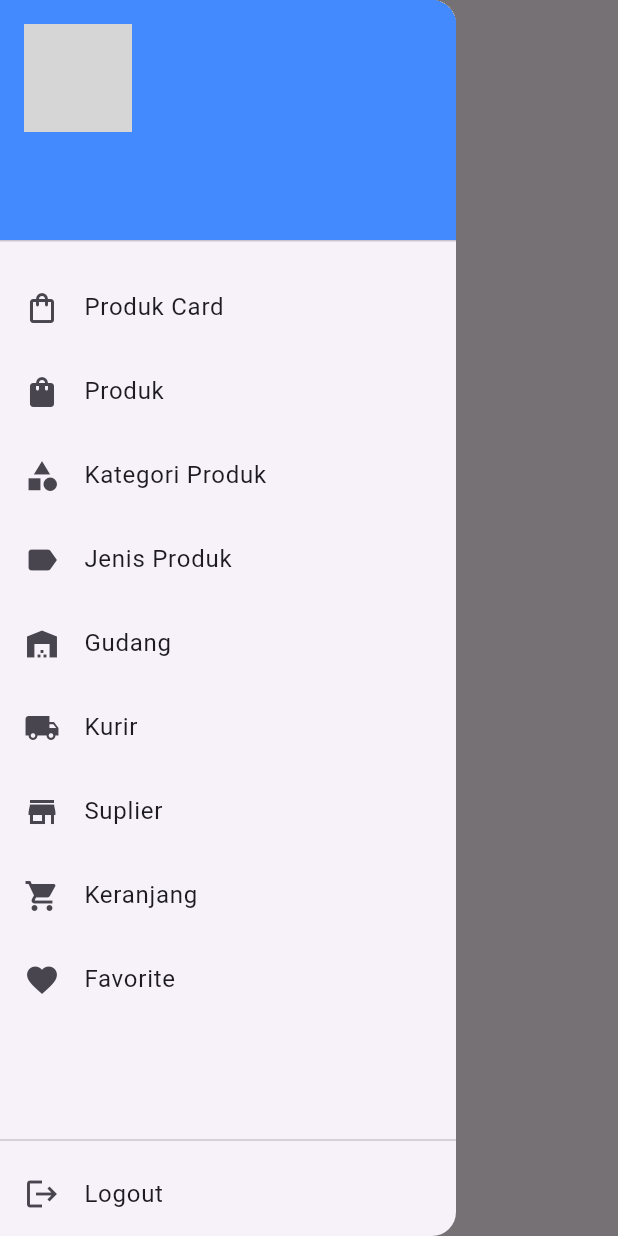
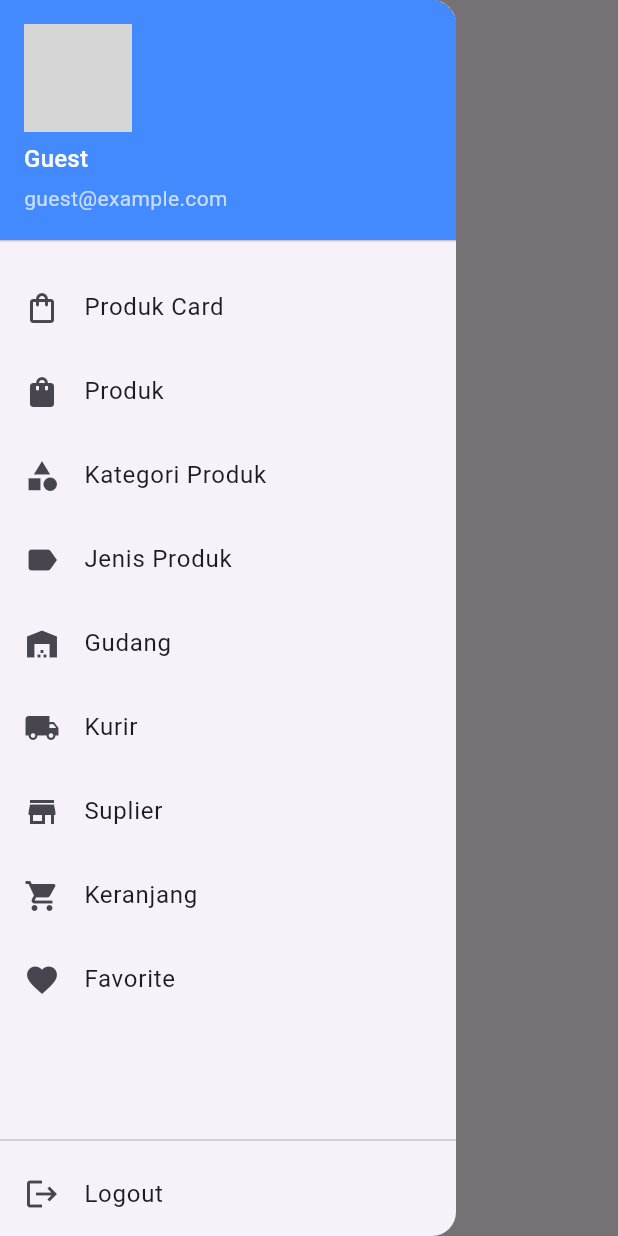
Before and after one commit to Boim274/belajar_clean_arsitectur, a Flutter app: the FavoritePages screen opened by its route, with the side drawer open, on a phone screen of 412 x 824 dp. Run offline on Flutter 3.47's test engine with Material 3 defaults, Android fonts, the phone set to English and light mode, and no system bars; our stand-ins replace bloc, cloud_firestore, dartz, equatable, firebase_auth, firebase_core and 5 more; accounts and stored records are empty; network calls fail; statements that could not run were skipped; grey boxes are pictures that could not be loaded.

```diff
--- a/lib/core/components/custom-drawer.dart
+++ b/lib/core/components/custom-drawer.dart
@@ -1,14 +1,16 @@
+import 'package:belajar_clean_arsitectur/my_injection.dart';
 import 'package:firebase_auth/firebase_auth.dart';
 import 'package:flutter/material.dart';
 import 'package:go_router/go_router.dart';
+import 'package:hive/hive.dart';
 
 class CustomDrawer extends StatelessWidget {
   const CustomDrawer({super.key});
 
   @override
   Widget build(BuildContext context) {
-    final User? user =
-        FirebaseAuth.instance.currentUser; // 👉 ambil user yang login
+    final user = myinjection<Box>();
+
 
     return Drawer(
       child: Column(
@@ -27,14 +29,14 @@ class CustomDrawer extends StatelessWidget {
             ),
             accountName: Text(
               // 'Ibrahim-data-dumy',
-              user?.displayName ?? 'Guest',
+              user.get('name') ?? 'Guest',
               style: Theme.of(context)
                   .textTheme
                   .titleMedium
                   ?.copyWith(color: Colors.white),
             ),
             accountEmail: Text(
-              user?.email ?? 'guest@example.com',
+              user.get('email') ?? 'guest@example.com',
               style: Theme.of(context)
                   .textTheme
                   .bodyMedium
@@ -45,7 +47,7 @@ class CustomDrawer extends StatelessWidget {
             child: ListView(
               padding: const EdgeInsets.symmetric(vertical: 8),
               children: [
-                 _buildDrawerItem(
+                _buildDrawerItem(
                   context,
                   icon: Icons.shopping_bag_outlined,
                   text: 'Produk Card',
--- a/lib/core/routes/routes.dart
+++ b/lib/core/routes/routes.dart
@@ -1,6 +1,6 @@
-import 'package:belajar_clean_arsitectur/features/Auth/presentation/pages/login_pages.dart';
+import 'package:belajar_clean_arsitectur/features/auth/presentation/pages/login_pages.dart';
 
-import 'package:belajar_clean_arsitectur/features/Auth/presentation/pages/register_pages.dart';
+import 'package:belajar_clean_arsitectur/features/auth/presentation/pages/register_pages.dart';
 import 'package:belajar_clean_arsitectur/features/favorite/presentation/pages/favorite_pages.dart';
 import 'package:belajar_clean_arsitectur/features/gudang/presentation/pages/gudang_pages.dart';
 import 'package:belajar_clean_arsitectur/features/jenis_produk/presentation/pages/jenis_pages.dart';
--- a/lib/features/Auth/data/repositories/auth_repositories_implementation.dart
+++ b/lib/features/Auth/data/repositories/auth_repositories_implementation.dart
@@ -1,6 +1,6 @@
-import 'package:belajar_clean_arsitectur/features/Auth/data/datasources/auth_datasource.dart';
-import 'package:belajar_clean_arsitectur/features/Auth/domain/entities/users.dart';
-import 'package:belajar_clean_arsitectur/features/Auth/domain/repositories/users_repositories.dart';
+import 'package:belajar_clean_arsitectur/features/auth/data/datasources/auth_datasource.dart';
+import 'package:belajar_clean_arsitectur/features/auth/domain/entities/users.dart';
+import 'package:belajar_clean_arsitectur/features/auth/domain/repositories/users_repositories.dart';
 import 'package:dartz/dartz.dart';
 
 class AuthRepositoriesImplementation implements AuthRepository {
--- a/lib/features/Auth/presentation/bloc/auth_bloc.dart
+++ b/lib/features/Auth/presentation/bloc/auth_bloc.dart
@@ -1,5 +1,5 @@
-import 'package:belajar_clean_arsitectur/features/Auth/domain/entities/users.dart';
-import 'package:belajar_clean_arsitectur/features/Auth/domain/usecases/auth_usecase.dart';
+import 'package:belajar_clean_arsitectur/features/auth/domain/entities/users.dart';
+import 'package:belajar_clean_arsitectur/features/auth/domain/usecases/auth_usecase.dart';
 import 'package:bloc/bloc.dart';
 import 'package:equatable/equatable.dart';
 import 'package:firebase_auth/firebase_auth.dart';
--- a/lib/features/Auth/presentation/pages/login_pages.dart
+++ b/lib/features/Auth/presentation/pages/login_pages.dart
@@ -1,5 +1,5 @@
 import 'package:belajar_clean_arsitectur/core/components/cubit/option/option_cubit.dart';
-import 'package:belajar_clean_arsitectur/features/Auth/presentation/bloc/auth_bloc.dart';
+import 'package:belajar_clean_arsitectur/features/auth/presentation/bloc/auth_bloc.dart';
 import 'package:flutter/material.dart';
 import 'package:flutter_bloc/flutter_bloc.dart';
 import 'package:go_router/go_router.dart';
--- a/lib/features/Auth/presentation/pages/login_pages1.dart
+++ b/lib/features/Auth/presentation/pages/login_pages1.dart
@@ -1,5 +1,5 @@
 import 'package:belajar_clean_arsitectur/core/components/cubit/option/option_cubit.dart';
-import 'package:belajar_clean_arsitectur/features/Auth/presentation/bloc/auth_bloc.dart';
+import 'package:belajar_clean_arsitectur/features/auth/presentation/bloc/auth_bloc.dart';
 import 'package:flutter/material.dart';
 import 'package:flutter_bloc/flutter_bloc.dart';
 import 'package:go_router/go_router.dart';
--- a/lib/features/Auth/presentation/pages/register_pages.dart
+++ b/lib/features/Auth/presentation/pages/register_pages.dart
@@ -1,5 +1,5 @@
 import 'package:belajar_clean_arsitectur/core/components/cubit/option/option_cubit.dart';
-import 'package:belajar_clean_arsitectur/features/Auth/presentation/bloc/auth_bloc.dart';
+import 'package:belajar_clean_arsitectur/features/auth/presentation/bloc/auth_bloc.dart';
 import 'package:flutter/material.dart';
 import 'package:flutter_bloc/flutter_bloc.dart';
 import 'package:go_router/go_router.dart';
--- a/lib/main.dart
+++ b/lib/main.dart
@@ -1,6 +1,6 @@
 import 'package:belajar_clean_arsitectur/core/components/cubit/option/option_cubit.dart';
 import 'package:belajar_clean_arsitectur/core/routes/routes.dart';
-import 'package:belajar_clean_arsitectur/features/Auth/presentation/bloc/auth_bloc.dart';
+import 'package:belajar_clean_arsitectur/features/auth/presentation/bloc/auth_bloc.dart';
 import 'package:belajar_clean_arsitectur/features/gudang/presentation/bloc/gudang_bloc.dart';
 import 'package:belajar_clean_arsitectur/features/jenis_produk/presentation/bloc/jenis_produk_bloc.dart';
 import 'package:belajar_clean_arsitectur/features/kategori_produk/presentation/bloc/kategori_produk_bloc.dart';
```
Also changed, not shown: lib/features/Auth/data/datasources/auth_datasource.dart (+15 -1 lines), lib/features/favorite/presentation/pages/favorite_pages.dart (+19 -7 lines), lib/my_injection.dart (+9 -6 lines), pubspec.yaml (+15 -22 lines), pubspec.lock, 1 other file.
